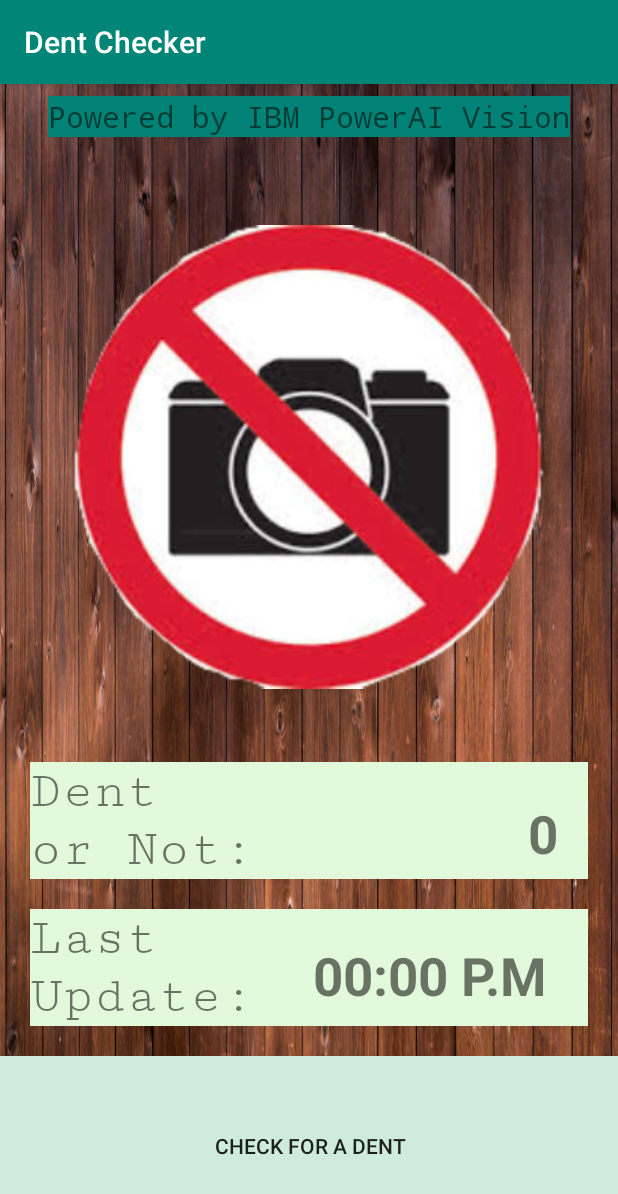
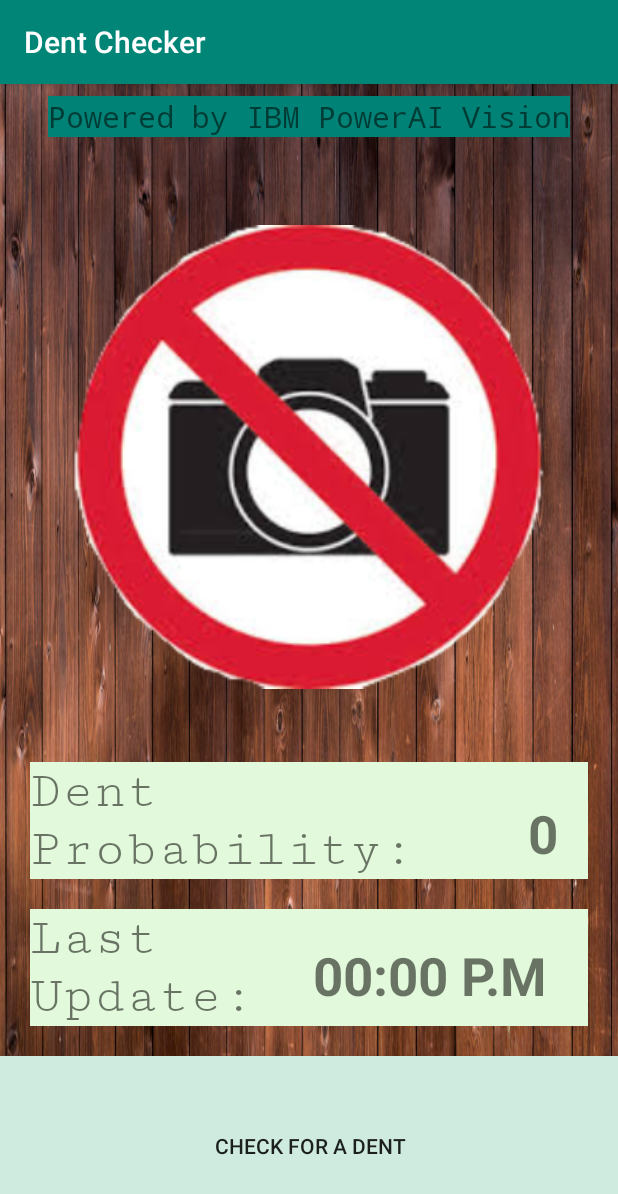
Before and after one commit to dhdenvo/Dent-Detection-App, an Android app: the screen it shows after launch (MainActivity), on a phone screen of 412 x 824 dp. Shown: the top 1194 px of the screen. Run offline under Robolectric (Android 15) with nearby library versions, the phone set to English and light mode, and no system bars; our stand-ins replace Volley; libraries missing offline, so code that uses them is left out: pub.devrel.easypermissions; 1 statement that could not run was skipped.

Commit message:
Changed the "Dent or Not" To "Dent Probability"
Former-commit-id: ea14c78b8299c9d4643d6398f6c766cc85b98a67

```diff
--- a/AndroidDentCalculator/app/src/main/res/layout/activity_main.xml
+++ b/AndroidDentCalculator/app/src/main/res/layout/activity_main.xml
@@ -14,7 +14,7 @@
         android:layout_margin="20dp"
         android:layout_marginBottom="36dp"
         android:background="#e2fadb"
-        android:text="Dent \nor Not:"
+        android:text="Dent \nProbability:"
         android:textSize="35sp"
         app:fontFamily="serif-monospace"
         app:layout_constraintBottom_toTopOf="@+id/textView2"
```
